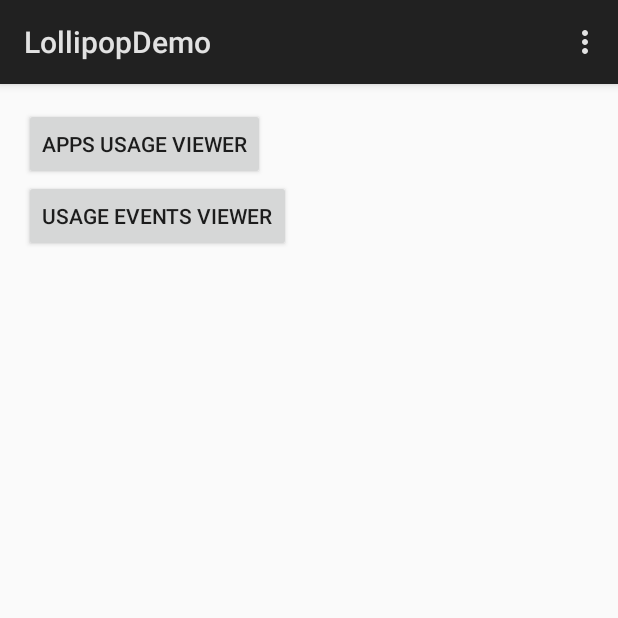
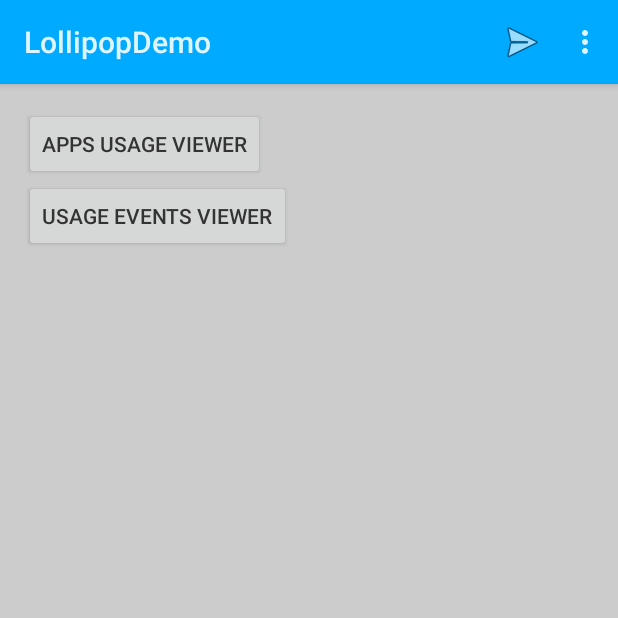
Before and after one commit to ycdev-demo/LollipopExplorer, an Android app: the screen it shows after launch (MainActivity), on a phone screen of 412 x 824 dp, the top half of it. Run offline under Robolectric (Android 15) with nearby library versions, the phone set to English and light mode, and no system bars.

Commit message:
change: Add new notification feature and material design style (colors)

```diff
--- a/app/src/main/AndroidManifest.xml
+++ b/app/src/main/AndroidManifest.xml
@@ -15,7 +15,8 @@
         android:theme="@style/AppTheme">
         <activity
             android:name="me.ycdev.android.demo.lollipopdemo.MainActivity"
-            android:label="@string/app_name">
+            android:label="@string/app_name"
+            android:theme="@style/AppTheme.AppHome">
             <intent-filter>
                 <action android:name="android.intent.action.MAIN" />
                 <category android:name="android.intent.category.LAUNCHER" />
--- /dev/null
+++ b/app/src/main/java/me/ycdev/android/demo/lollipopdemo/utils/Constants.java
@@ -0,0 +1,6 @@
+package me.ycdev.android.demo.lollipopdemo.utils;
+
+public class Constants {
+    public static final String NOTIFICATION_TAG_APP = "app";
+    public static final int NOTIFICATION_ID_MAIN_TEST = 1000;
+}
--- a/app/src/main/res/menu/menu_main.xml
+++ b/app/src/main/res/menu/menu_main.xml
@@ -1,6 +1,11 @@
 <menu xmlns:android="http://schemas.android.com/apk/res/android"
     xmlns:tools="http://schemas.android.com/tools"
     tools:context=".MainActivity">
+    <item
+        android:id="@+id/action_notify"
+        android:title="@string/action_notify"
+        android:icon="@android:drawable/ic_menu_send"
+        android:showAsAction="ifRoom" />s
     <item
         android:id="@+id/action_settings"
         android:title="@string/action_settings"
--- /dev/null
+++ b/app/src/main/res/values/colors.xml
@@ -0,0 +1,8 @@
+<?xml version="1.0" encoding="utf-8"?>
+<resources>
+    <color name="app_primary">#00aaff</color>
+    <color name="app_primary_dark">#0099ff</color>
+    <color name="app_accent">#00aa00</color>
+    <color name="app_background">#cccccc</color>
+    <color name="app_text_primary">#333333</color>
+</resources>
--- a/app/src/main/res/values/strings.xml
+++ b/app/src/main/res/values/strings.xml
@@ -2,19 +2,22 @@
 <resources>
 
     <string name="app_name">LollipopDemo</string>
-    <string name="action_settings">Settings</string>
 
     <string name="button_ok">OK</string>
     <string name="button_cancel">Cancel</string>
     <string name="button_yes">Yes</string>
     <string name="button_no">No</string>
 
+    <string name="action_settings">Settings</string>
+    <string name="action_notify">Notify</string>
     <string name="action_sort">Sort</string>
     <string name="action_sort_by_app_name">Sort by app name</string>
     <string name="action_sort_by_pkg_name">Sort by pkg name</string>
     <string name="action_sort_by_startup">Sort by startup</string>
     <string name="action_sort_by_time_used">Sort by time used</string>
     <string name="action_sort_by_time">Sort by time</string>
+
+    <string name="notification_test_ticker">Notification ticker</string>
 
     <string name="usage_stats_perm_request_title">No permission</string>
     <string name="usage_stats_perm_request_message">Please grant the permission, do you?</string>
--- a/app/src/main/res/values/styles.xml
+++ b/app/src/main/res/values/styles.xml
@@ -2,7 +2,18 @@
 
     <!-- Base application theme. -->
     <style name="AppTheme" parent="android:Theme.Material.Light.DarkActionBar">
-        <!-- Customize your theme here. -->
+        <!--   your app branding color for the app bar -->
+        <item name="android:colorPrimary">@color/app_primary</item>
+        <!--   darker variant for the status bar and contextual app bars -->
+        <item name="android:colorPrimaryDark">@color/app_primary_dark</item>
+        <item name="android:statusBarColor">@color/app_primary_dark</item>
+        <item name="android:navigationBarColor">@color/app_primary</item>
+        <item name="android:colorAccent">@color/app_accent</item>
+        <item name="android:windowBackground">@color/app_background</item>
+        <item name="android:textColor">@color/app_text_primary</item>
     </style>
 
+    <style name="AppTheme.AppHome">
+        <!--   theme UI controls like checkboxes and text fields -->
+    </style>
 </resources>
--- a/build.gradle
+++ b/build.gradle
@@ -3,13 +3,13 @@ buildscript {
         jcenter()
     }
     dependencies {
-        classpath 'com.android.tools.build:gradle:1.0.0-rc4'
+        classpath 'com.android.tools.build:gradle:1.0.0'
     }
 }
 
 ext {
     compileSdkVersion = 21
-    buildToolsVersion = "21.1.1"
+    buildToolsVersion = "21.1.2"
 }
 
 allprojects {
```
Also changed, not shown: app/src/main/java/me/ycdev/android/demo/lollipopdemo/MainActivity.java (+39 -0 lines).
